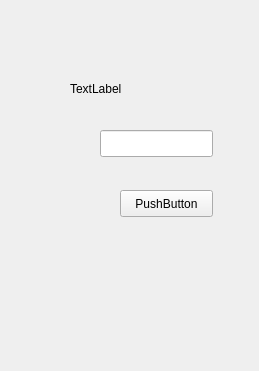
Qt form trunk/qt/routerkeygen.ui (braxy0/android-thomson-key-solver) before a commit.
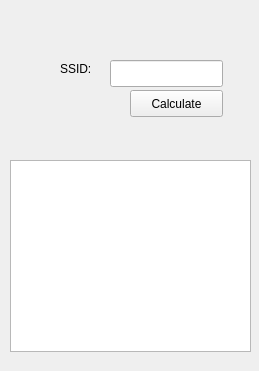
The same form after that commit.

Commit message: First phase of the Qt Port completed. we got a field for SSID input with Auto-complete and displaying the results in a list. Second phase will be porting every algorithm from Java.

Diff of the .ui file:
```diff
--- a/trunk/qt/routerkeygen.ui
+++ b/trunk/qt/routerkeygen.ui
@@ -17,21 +17,21 @@
    <widget class="QPushButton" name="pushButton">
     <property name="geometry">
      <rect>
-      <x>120</x>
-      <y>190</y>
+      <x>130</x>
+      <y>90</y>
       <width>93</width>
       <height>27</height>
      </rect>
     </property>
     <property name="text">
-     <string>PushButton</string>
+     <string>Calculate</string>
     </property>
    </widget>
    <widget class="QLineEdit" name="lineEdit">
     <property name="geometry">
      <rect>
-      <x>100</x>
-      <y>130</y>
+      <x>110</x>
+      <y>60</y>
       <width>113</width>
       <height>27</height>
      </rect>
@@ -40,14 +40,24 @@
    <widget class="QLabel" name="label">
     <property name="geometry">
      <rect>
-      <x>70</x>
-      <y>80</y>
-      <width>62</width>
+      <x>60</x>
+      <y>60</y>
+      <width>41</width>
       <height>17</height>
      </rect>
     </property>
     <property name="text">
-     <string>TextLabel</string>
+     <string>SSID:</string>
+    </property>
+   </widget>
+   <widget class="QListWidget" name="listWidget">
+    <property name="geometry">
+     <rect>
+      <x>10</x>
+      <y>160</y>
+      <width>241</width>
+      <height>192</height>
+     </rect>
     </property>
    </widget>
   </widget>
```
Left out of the diff: 6 changed lines with no effect on the pictures. The commit also changes 9 other files.
